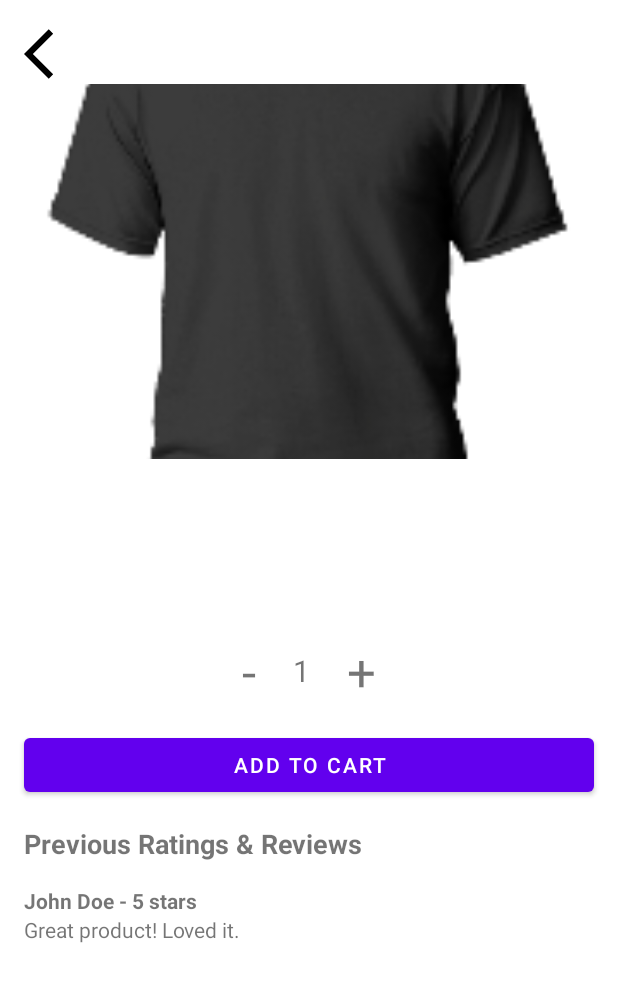
After one commit to AbishekPerera/EAD_online_shop, an Android app: the ViewItemActivity screen opened directly, with no data from a screen before it, on a phone screen of 412 x 824 dp. The commit adds this screen. Shown: the top 982 px of the screen. Run offline under Robolectric (Android 15) with nearby library versions, the phone set to English and light mode, and no system bars.

Commit message:
Add ViewItemActivity and its layout file

```diff
--- a/app/src/main/AndroidManifest.xml
+++ b/app/src/main/AndroidManifest.xml
@@ -31,6 +31,10 @@
             android:name=".HomeActivity"
             android:exported="false" />
 
+        <activity
+            android:name=".ViewItemActivity"
+            android:exported="false" />
+
     </application>
 
 </manifest>
--- /dev/null
+++ b/app/src/main/java/com/example/onlineshop/ViewItemActivity.java
@@ -0,0 +1,68 @@
+package com.example.onlineshop;
+
+import android.content.Intent;
+import android.os.Bundle;
+import android.view.View;
+import android.widget.Button;
+import android.widget.ImageView;
+import android.widget.TextView;
+
+import androidx.annotation.Nullable;
+import androidx.appcompat.app.AppCompatActivity;
+
+public class ViewItemActivity extends AppCompatActivity {
+
+    private ImageView productImage, backButton;
+    private TextView productName, productDescription, itemQuantity, increaseQuantity, decreaseQuantity;
+    private Button addToCartButton;
+    private int quantity = 1;
+
+    @Override
+    protected void onCreate(@Nullable Bundle savedInstanceState) {
+        super.onCreate(savedInstanceState);
+        setContentView(R.layout.activity_view_item);
+
+        // Initialize views
+        productImage = findViewById(R.id.productImage);
+        productName = findViewById(R.id.productName);
+        productDescription = findViewById(R.id.productDescription);
+        itemQuantity = findViewById(R.id.itemQuantity);
+        increaseQuantity = findViewById(R.id.increaseQuantity);
+        decreaseQuantity = findViewById(R.id.decreaseQuantity);
+        addToCartButton = findViewById(R.id.addToCartButton);
+        backButton = findViewById(R.id.backButton);
+
+        // Get the intent extras
+        Intent intent = getIntent();
+        String name = intent.getStringExtra("productName");
+        String description = intent.getStringExtra("productDescription");
+        int imageResId = intent.getIntExtra("productImage", R.drawable.item_1);
+
+        // Set data to views
+        productImage.setImageResource(imageResId);
+        productName.setText(name);
+        productDescription.setText(description);
+
+        // Handle quantity increase
+        increaseQuantity.setOnClickListener(v -> {
+            quantity++;
+            itemQuantity.setText(String.valueOf(quantity));
+        });
+
+        // Handle quantity decrease
+        decreaseQuantity.setOnClickListener(v -> {
+            if (quantity > 1) {
+                quantity--;
+                itemQuantity.setText(String.valueOf(quantity));
+            }
+        });
+
+        // Back button functionality
+        backButton.setOnClickListener(v -> finish());
+
+        // Handle Add to Cart button click
+        addToCartButton.setOnClickListener(v -> {
+            // You can handle adding the item to the cart here
+        });
+    }
+}
--- a/app/src/main/java/com/example/onlineshop/adapters/ProductAdapter.java
+++ b/app/src/main/java/com/example/onlineshop/adapters/ProductAdapter.java
@@ -1,6 +1,7 @@
 package com.example.onlineshop.adapters;
 
 import android.content.Context;
+import android.content.Intent;
 import android.view.LayoutInflater;
 import android.view.View;
 import android.view.ViewGroup;
@@ -11,6 +12,7 @@ import androidx.annotation.NonNull;
 import androidx.recyclerview.widget.RecyclerView;
 
 import com.example.onlineshop.R;
+import com.example.onlineshop.ViewItemActivity;
 import com.example.onlineshop.models.ProductItem;
 
 import java.util.List;
@@ -40,6 +42,15 @@ public class ProductAdapter extends RecyclerView.Adapter<ProductAdapter.ProductV
         holder.productPrice.setText("$" + product.getPriceE());
         holder.productRating.setText(String.valueOf(product.getRating()));
         holder.productImage.setImageResource(product.getImageResId());
+
+        // Set onClickListener to open ViewItemActivity
+        holder.itemView.setOnClickListener(v -> {
+            Intent intent = new Intent(context, ViewItemActivity.class);
+            intent.putExtra("productName", product.getName());
+            intent.putExtra("productDescription", "This is a description for " + product.getName());
+            intent.putExtra("productImage", product.getImageResId());
+            context.startActivity(intent);
+        });
     }
 
     @Override
--- /dev/null
+++ b/app/src/main/res/drawable/baseline_arrow_back_ios_24.xml
@@ -0,0 +1,5 @@
+<vector xmlns:android="http://schemas.android.com/apk/res/android" android:autoMirrored="true" android:height="24dp" android:tint="#000000" android:viewportHeight="24" android:viewportWidth="24" android:width="24dp">
+
+    <path android:fillColor="@android:color/white" android:pathData="M11.67,3.87L9.9,2.1 0,12l9.9,9.9 1.77,-1.77L3.54,12z"/>
+
+</vector>
--- /dev/null
+++ b/app/src/main/res/layout/activity_view_item.xml
@@ -0,0 +1,148 @@
+<?xml version="1.0" encoding="utf-8"?>
+<androidx.constraintlayout.widget.ConstraintLayout xmlns:android="http://schemas.android.com/apk/res/android"
+    xmlns:app="http://schemas.android.com/apk/res-auto"
+    xmlns:tools="http://schemas.android.com/tools"
+    android:layout_width="match_parent"
+    android:layout_height="match_parent"
+    tools:context=".ViewItemActivity">
+
+    <!-- Back Button -->
+    <ImageView
+        android:id="@+id/backButton"
+        android:layout_width="40dp"
+        android:layout_height="40dp"
+        android:layout_marginStart="16dp"
+        android:layout_marginTop="16dp"
+        android:contentDescription="Back"
+        android:src="@drawable/baseline_arrow_back_ios_24"
+        app:layout_constraintStart_toStartOf="parent"
+        app:layout_constraintTop_toTopOf="parent" />
+
+    <!-- Product Image -->
+    <ImageView
+        android:id="@+id/productImage"
+        android:layout_width="0dp"
+        android:layout_height="250dp"
+        android:scaleType="centerCrop"
+        android:contentDescription="Product Image"
+        app:layout_constraintStart_toStartOf="parent"
+        app:layout_constraintEnd_toEndOf="parent"
+        app:layout_constraintTop_toBottomOf="@id/backButton" />
+
+    <!-- Product Name -->
+    <TextView
+        android:id="@+id/productName"
+        android:layout_width="wrap_content"
+        android:layout_height="wrap_content"
+        android:text="Product Name"
+        android:textSize="20sp"
+        android:textStyle="bold"
+        android:layout_marginTop="16dp"
+        app:layout_constraintTop_toBottomOf="@id/productImage"
+        app:layout_constraintStart_toStartOf="parent"
+        app:layout_constraintEnd_toEndOf="parent"
+        android:gravity="center" />
+
+    <!-- Product Description -->
+    <TextView
+        android:id="@+id/productDescription"
+        android:layout_width="0dp"
+        android:layout_height="wrap_content"
+        android:text="This is a sample product description"
+        android:textSize="14sp"
+        android:layout_marginTop="8dp"
+        app:layout_constraintTop_toBottomOf="@id/productName"
+        app:layout_constraintStart_toStartOf="parent"
+        app:layout_constraintEnd_toEndOf="parent"
+        android:padding="16dp" />
+
+    <!-- Select Item Count -->
+    <LinearLayout
+        android:id="@+id/itemCountSection"
+        android:layout_width="wrap_content"
+        android:layout_height="wrap_content"
+        android:orientation="horizontal"
+        android:gravity="center"
+        android:layout_marginTop="16dp"
+        app:layout_constraintTop_toBottomOf="@id/productDescription"
+        app:layout_constraintStart_toStartOf="parent"
+        app:layout_constraintEnd_toEndOf="parent">
+
+        <!-- Decrease Quantity Button -->
+        <TextView
+            android:id="@+id/decreaseQuantity"
+            android:layout_width="wrap_content"
+            android:layout_height="wrap_content"
+            android:contentDescription="Decrease"
+            android:text=" - "
+            android:textFontWeight="50"
+            android:textSize="34sp" />
+
+        <!-- Quantity Text -->
+        <TextView
+            android:id="@+id/itemQuantity"
+            android:layout_width="wrap_content"
+            android:layout_height="wrap_content"
+            android:text="1"
+            android:textSize="20sp"
+            android:layout_marginHorizontal="16dp"
+            android:gravity="center" />
+
+        <!-- Increase Quantity Button -->
+        <TextView
+            android:id="@+id/increaseQuantity"
+            android:layout_width="wrap_content"
+            android:layout_height="wrap_content"
+            android:contentDescription="Decrease"
+            android:text=" + "
+            android:textFontWeight="50"
+            android:textSize="34sp" />
+    </LinearLayout>
+
+    <!-- Add to Cart Button -->
+    <Button
+        android:id="@+id/addToCartButton"
+        android:layout_width="match_parent"
+        android:layout_height="wrap_content"
+        android:layout_margin="16dp"
+        android:text="Add to Cart"
+        app:layout_constraintTop_toBottomOf="@id/itemCountSection"
+        app:layout_constraintStart_toStartOf="parent"
+        app:layout_constraintEnd_toEndOf="parent" />
+
+    <!-- Previous Ratings & Reviews -->
+    <TextView
+        android:id="@+id/reviewsTitle"
+        android:layout_width="wrap_content"
+        android:layout_height="wrap_content"
+        android:text="Previous Ratings &amp; Reviews"
+        android:textSize="18sp"
+        android:layout_marginStart="16dp"
+        android:layout_marginTop="16dp"
+        android:textStyle="bold"
+        app:layout_constraintTop_toBottomOf="@id/addToCartButton"
+        app:layout_constraintStart_toStartOf="parent" />
+
+    <!-- Review Section (Example Static) -->
+    <LinearLayout
+        android:layout_width="match_parent"
+        android:layout_height="wrap_content"
+        android:orientation="vertical"
+        android:padding="16dp"
+        app:layout_constraintTop_toBottomOf="@id/reviewsTitle"
+        app:layout_constraintStart_toStartOf="parent"
+        app:layout_constraintEnd_toEndOf="parent">
+
+        <TextView
+            android:layout_width="wrap_content"
+            android:layout_height="wrap_content"
+            android:text="John Doe - 5 stars"
+            android:textStyle="bold" />
+
+        <TextView
+            android:layout_width="wrap_content"
+            android:layout_height="wrap_content"
+            android:text="Great product! Loved it." />
+    </LinearLayout>
+
+</androidx.constraintlayout.widget.ConstraintLayout>
```
